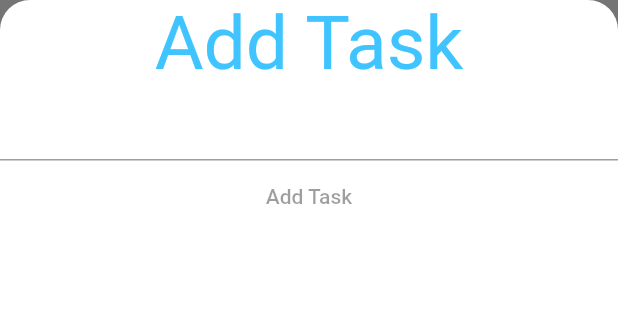
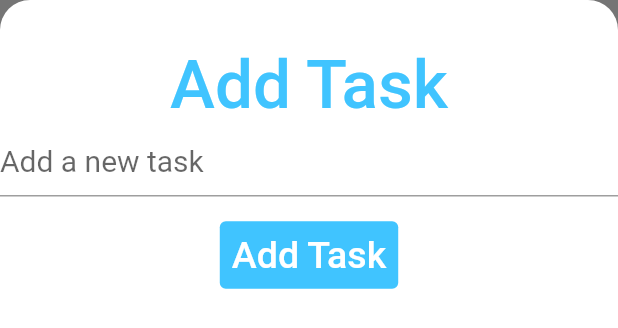
Before and after one commit to RedeemerNtumy/Tasky, a Flutter app: the AddTask widget shown alone on an empty page, opened directly, on a phone screen of 412 x 824 dp. Shown: the top 328 px of the screen. Run offline on Flutter 3.47's test engine with Material 2 defaults, Android fonts, the light colour scheme and no system bars.

Commit message:
More styling

```diff
--- a/lib/screens/add_tasks_screen.dart
+++ b/lib/screens/add_tasks_screen.dart
@@ -10,17 +10,34 @@ class AddTask extends StatelessWidget {
           width: double.infinity,
           child: Column(
             children: [
+              SizedBox(
+                height: 30,
+              ),
               Text(
                 "Add Task",
                 style: TextStyle(
                   color: Colors.lightBlueAccent,
-                  fontSize: 50,
+                  fontSize: 45,
+                  fontWeight: FontWeight.w500,
                 ),
               ),
-              TextField(),
+              TextField(
+                  decoration: InputDecoration(
+                hintText: "Add a new task",
+                hintStyle: TextStyle(fontSize: 20),
+              )),
+              SizedBox(
+                height: 15,
+              ),
               TextButton(
                 onPressed: null,
-                child: Text("Add Task"),
+                style: TextButton.styleFrom(
+                  backgroundColor: Colors.lightBlueAccent,
+                ),
+                child: Text(
+                  "Add Task",
+                  style: TextStyle(color: Colors.white, fontSize: 25),
+                ),
               ),
             ],
           ),
```
